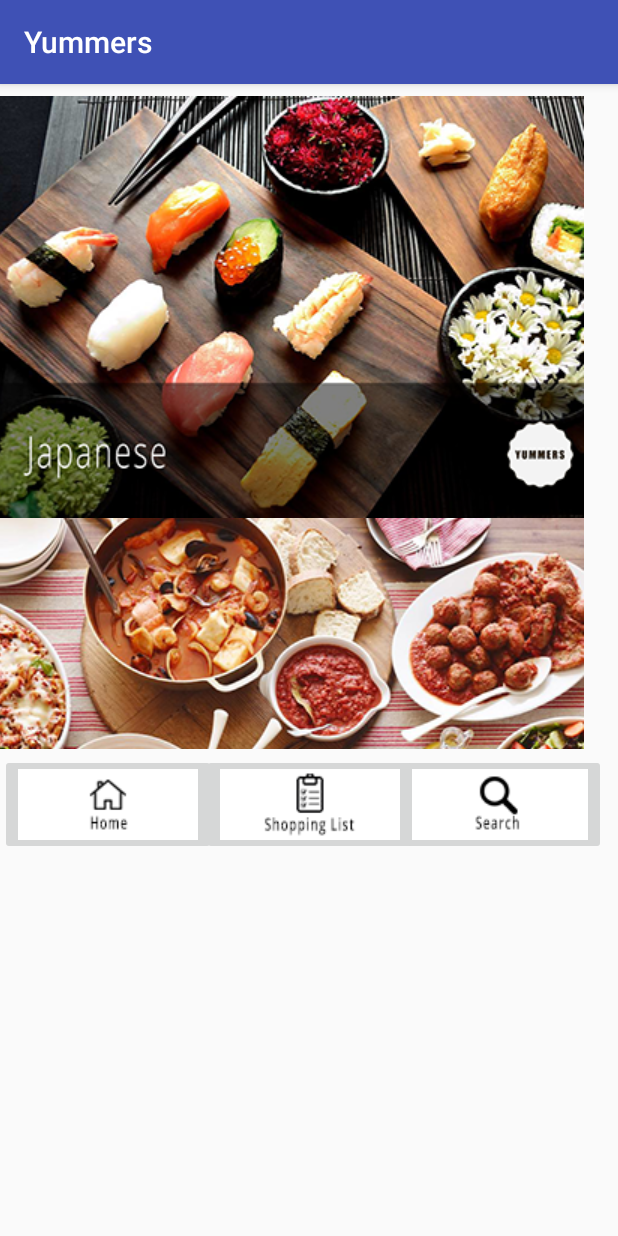
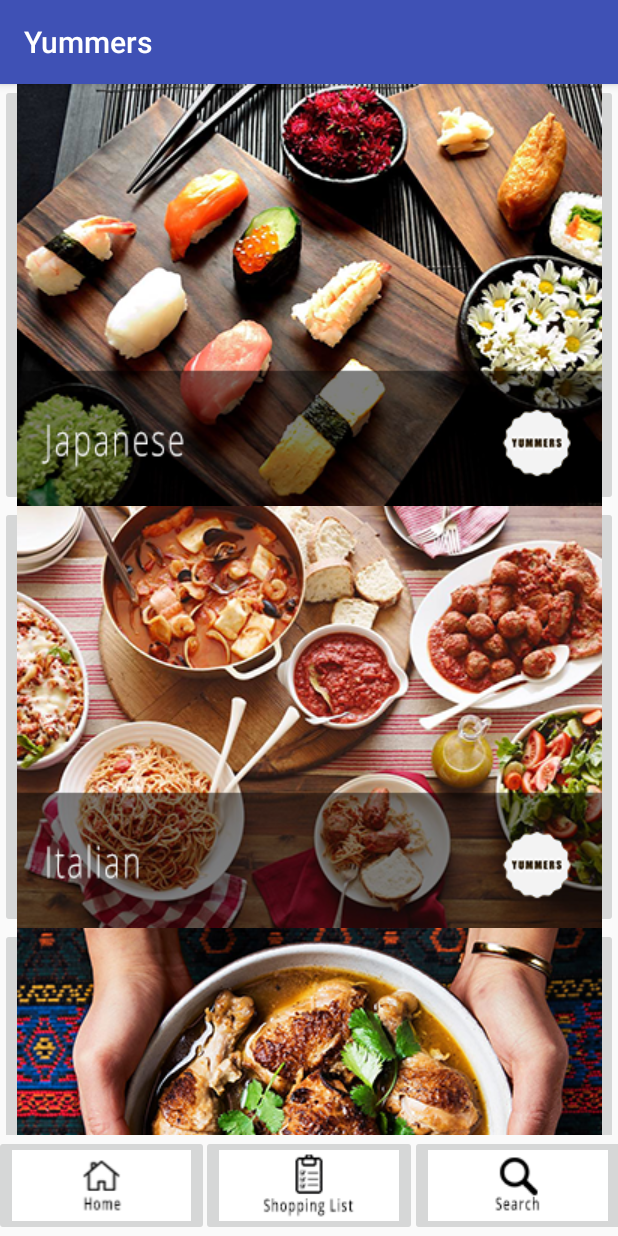
Before and after one commit to jco-requints/Yummers, an Android app: the screen it shows after launch (HomeActivity), on a phone screen of 412 x 824 dp. Run offline under Robolectric (Android 15) with nearby library versions, the phone set to English and light mode, and no system bars.

Commit message:
Fixed UI responsiveness

```diff
--- a/app/src/main/java/yummers/com/SplashScreen.java
+++ b/app/src/main/java/yummers/com/SplashScreen.java
@@ -9,7 +9,7 @@ public class SplashScreen extends AppCompatActivity {
 
 
     //kung ilang interval ng splash screen bago mag redirect sa home
-    private static int SPLASH_TIME_OUT = 4000;
+    private static int SPLASH_TIME_OUT = 2000;
 
     @Override
     protected void onCreate(Bundle savedInstanceState) {
--- a/app/src/main/res/layout/activity_home.xml
+++ b/app/src/main/res/layout/activity_home.xml
@@ -8,32 +8,28 @@
 
     <ScrollView
         android:id="@+id/scrollView"
-        android:layout_width="482dp"
-        android:layout_height="435dp"
-        android:layout_marginBottom="36dp"
-        android:layout_marginEnd="8dp"
-        android:layout_marginLeft="8dp"
-        android:layout_marginRight="8dp"
-        android:layout_marginStart="8dp"
-        android:layout_marginTop="8dp"
+        android:layout_width="0dp"
+        android:layout_height="0dp"
         android:clipToPadding="false"
-        android:fillViewport="false"
-        app:layout_constraintBottom_toBottomOf="parent"
+        android:fillViewport="true"
+        app:layout_constraintBottom_toTopOf="@+id/list"
         app:layout_constraintEnd_toEndOf="parent"
-        app:layout_constraintHorizontal_bias="0.114"
+        app:layout_constraintHorizontal_bias="0.0"
         app:layout_constraintStart_toStartOf="parent"
-        app:layout_constraintTop_toTopOf="parent"
-        app:layout_constraintVertical_bias="0.0">
+        app:layout_constraintTop_toTopOf="parent">
 
         <LinearLayout
-            android:layout_width="466dp"
+            android:id="@+id/linearLayout"
+            android:layout_width="match_parent"
             android:layout_height="wrap_content"
             android:fitsSystemWindows="false"
-            android:orientation="vertical">
+            android:orientation="vertical"
+            tools:layout_editor_absoluteX="0dp"
+            tools:layout_editor_absoluteY="0dp">
 
             <ImageButton
                 android:id="@+id/japanese"
-                android:layout_width="390dp"
+                android:layout_width="match_parent"
                 android:layout_height="281dp"
                 android:onClick="process"
                 app:srcCompat="@drawable/japanese"
@@ -42,14 +38,14 @@
 
             <ImageButton
                 android:id="@+id/italian"
-                android:layout_width="390dp"
+                android:layout_width="match_parent"
                 android:layout_height="281dp"
                 android:onClick="process"
                 app:srcCompat="@drawable/italian" />
 
             <ImageButton
                 android:id="@+id/filipino"
-                android:layout_width="390dp"
+                android:layout_width="match_parent"
                 android:layout_height="281dp"
                 android:onClick="process"
                 app:srcCompat="@drawable/filipino" />
@@ -57,55 +53,42 @@
     </ScrollView>
 
     <ImageButton
-        android:id="@+id/search"
+        android:id="@+id/list"
         android:layout_width="wrap_content"
         android:layout_height="wrap_content"
-        android:layout_marginBottom="16dp"
         android:layout_marginEnd="8dp"
         android:layout_marginLeft="8dp"
         android:layout_marginRight="8dp"
         android:layout_marginStart="8dp"
-        android:layout_marginTop="3dp"
         app:layout_constraintBottom_toBottomOf="parent"
         app:layout_constraintEnd_toEndOf="parent"
-        app:layout_constraintHorizontal_bias="1.0"
         app:layout_constraintStart_toStartOf="parent"
-        app:layout_constraintTop_toBottomOf="@+id/scrollView"
-        app:layout_constraintVertical_bias="0.0"
-        app:srcCompat="@drawable/search_icon" />
-
-    <ImageButton
-        android:id="@+id/list"
-        android:layout_width="wrap_content"
-        android:layout_height="wrap_content"
-        android:layout_marginBottom="16dp"
-        android:layout_marginEnd="8dp"
-        android:layout_marginLeft="8dp"
-        android:layout_marginRight="8dp"
-        android:layout_marginStart="8dp"
-        android:layout_marginTop="3dp"
-        app:layout_constraintBottom_toBottomOf="parent"
-        app:layout_constraintEnd_toEndOf="@+id/search"
-        app:layout_constraintHorizontal_bias="0.518"
-        app:layout_constraintStart_toStartOf="@+id/home"
-        app:layout_constraintTop_toBottomOf="@+id/scrollView"
-        app:layout_constraintVertical_bias="0.0"
+        app:layout_constraintTop_toTopOf="parent"
+        app:layout_constraintVertical_bias="1.0"
         app:srcCompat="@drawable/list" />
 
     <ImageButton
         android:id="@+id/home"
         android:layout_width="wrap_content"
+        android:layout_height="67dp"
+        android:scaleType="fitCenter"
+        app:layout_constraintBottom_toBottomOf="parent"
+        app:layout_constraintEnd_toStartOf="@+id/list"
+        app:layout_constraintStart_toStartOf="parent"
+        app:layout_constraintTop_toTopOf="parent"
+        app:layout_constraintVertical_bias="1.0"
+        app:srcCompat="@drawable/home_icon" />
+
+    <ImageButton
+        android:id="@+id/search"
+        android:layout_width="wrap_content"
         android:layout_height="wrap_content"
-        android:layout_marginBottom="16dp"
-        android:layout_marginEnd="8dp"
-        android:layout_marginRight="8dp"
-        android:layout_marginTop="3dp"
+        android:scaleType="fitCenter"
         app:layout_constraintBottom_toBottomOf="parent"
         app:layout_constraintEnd_toEndOf="parent"
-        app:layout_constraintHorizontal_bias="0.0"
-        app:layout_constraintStart_toStartOf="parent"
-        app:layout_constraintTop_toBottomOf="@+id/scrollView"
-        app:layout_constraintVertical_bias="0.0"
-        app:srcCompat="@drawable/home_icon" />
+        app:layout_constraintStart_toEndOf="@+id/list"
+        app:layout_constraintTop_toTopOf="parent"
+        app:layout_constraintVertical_bias="1.0"
+        app:srcCompat="@drawable/search_icon" />
 
 </android.support.constraint.ConstraintLayout>
```
Also changed, not shown: app/src/main/res/drawable/filipino.png, app/src/main/res/drawable/italian.png, app/src/main/res/drawable/japanese.png.
